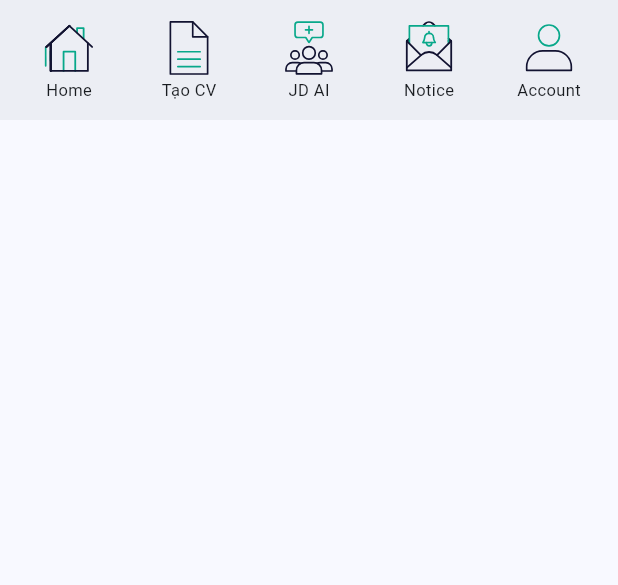
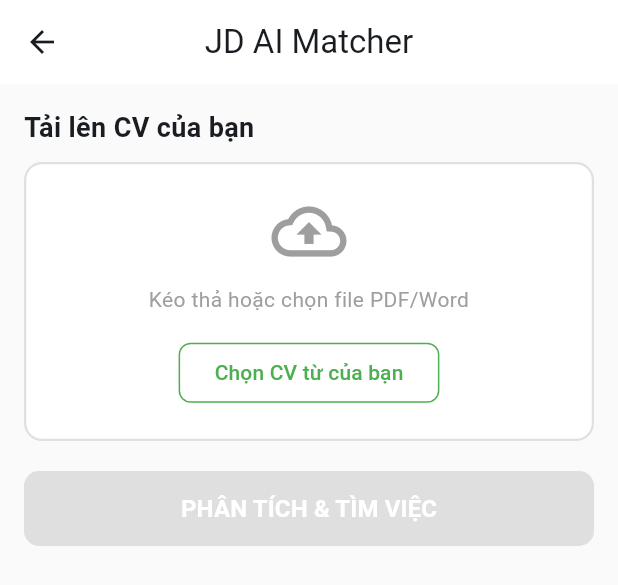
Before and after one commit to HuyVu12/resume_matching_job_detail, a Flutter app: the MyBottomAppBar widget shown alone on an empty page, opened directly, after a tap on "JD AI", on a phone screen of 412 x 824 dp. Shown: the top 585 px of the screen. Run offline on Flutter 3.47's test engine with Material 3 defaults, Android fonts, the phone set to English and light mode, and no system bars; drawn by our look-alikes of lottie; our stand-ins replace file_picker, firebase_core, flutter_dotenv, supabase_flutter; missing offline and left inert: flutter_pdfview; accounts and stored records are empty; network calls fail.

Commit message:
fe: job detail AI

```diff
--- a/lib/components/bottom_app_bar/my_bottom_app_bar.dart
+++ b/lib/components/bottom_app_bar/my_bottom_app_bar.dart
@@ -1,5 +1,6 @@
 import 'package:flutter/material.dart';
 import 'package:resume_matching_jd/components/bottom_app_bar/my_bottom_app_bar_item.dart';
+import 'package:resume_matching_jd/cores/my_router.dart';
 
 class MyBottomAppBar extends StatelessWidget {
   const MyBottomAppBar({super.key});
@@ -24,7 +25,9 @@ class MyBottomAppBar extends StatelessWidget {
           MyBottomAppBarItem(
             iconPath: "assets/lotties/demand_icon.json",
             label: "JD AI",
-            onTap: () {},
+            onTap: () {
+              MyRouter().navigateToJobDetailAiView(context);
+            },
           ),
           MyBottomAppBarItem(
             iconPath: "assets/lotties/notification_icon.json",
--- a/lib/cores/my_router.dart
+++ b/lib/cores/my_router.dart
@@ -6,6 +6,7 @@ import 'package:resume_matching_jd/views/auth/login_view.dart';
 import 'package:resume_matching_jd/views/auth/register_view.dart';
 import 'package:resume_matching_jd/views/company_detail_view.dart';
 import 'package:resume_matching_jd/views/homepage/homepage_view.dart';
+import 'package:resume_matching_jd/views/job_detail_ai_view.dart';
 import 'package:resume_matching_jd/views/list_company_view.dart';
 import 'package:resume_matching_jd/views/list_job_view.dart';
 
@@ -53,4 +54,11 @@ class MyRouter {
       MaterialPageRoute(builder: (context) => LoginView()),
     );
   }
+
+  void navigateToJobDetailAiView(BuildContext context) {
+    Navigator.push(
+      context,
+      MaterialPageRoute(builder: (context) => JobDetailAiView()),
+    );
+  }
 }
--- a/lib/main.dart
+++ b/lib/main.dart
@@ -2,11 +2,12 @@ import 'package:flutter/material.dart';
 import 'package:flutter_dotenv/flutter_dotenv.dart';
 import 'package:provider/provider.dart';
 import 'package:resume_matching_jd/models/job.dart';
+import 'package:resume_matching_jd/view_models/JDAI_view_model.dart';
 import 'package:resume_matching_jd/view_models/home_view_model.dart';
 import 'package:resume_matching_jd/view_models/job_detail_view_model.dart';
 import 'package:resume_matching_jd/view_models/list_job_view_model.dart';
 import 'package:resume_matching_jd/view_models/save_view_model.dart';
-import 'package:resume_matching_jd/view_models/welcome/welcome_view_model.dart';
+import 'package:resume_matching_jd/view_models/welcome_view_model.dart';
 import 'package:resume_matching_jd/views/job_detail_view.dart';
 import 'package:resume_matching_jd/views/welcome/welcome_view.dart';
 import 'package:supabase_flutter/supabase_flutter.dart';
@@ -26,6 +27,8 @@ void main() async {
         ChangeNotifierProvider(create: (context) => HomeViewModel()),
         ChangeNotifierProvider(create: (context) => JobDetailViewModel()),
         ChangeNotifierProvider(create: (context) => ListJobViewModel()),
+        ChangeNotifierProvider(create: (context) => JobDetailViewModel()),
+        ChangeNotifierProvider(create: (context) => JDAIViewModel()),
         ChangeNotifierProvider(
           create: (context) => SaveViewModel(),
           lazy: false,
--- /dev/null
+++ b/lib/view_models/JDAI_view_model.dart
@@ -0,0 +1,52 @@
+import 'package:flutter/material.dart';
+import 'package:file_picker/file_picker.dart';
+import 'package:resume_matching_jd/models/job_model.dart';
+
+class JDAIViewModel extends ChangeNotifier {
+  PlatformFile? _pickedFile;
+  bool _isAnalyzing = false;
+  List<JobModel> _matchedJobs = [];
+
+  // Getters
+  PlatformFile? get pickedFile => _pickedFile;
+  bool get isAnalyzing => _isAnalyzing;
+  List<JobModel> get matchedJobs => _matchedJobs;
+  String? get fileName => _pickedFile?.name;
+
+  Future<void> pickCV() async {
+    try {
+      FilePickerResult? result = await FilePicker.platform.pickFiles(
+        type: FileType.custom,
+        allowedExtensions: ['pdf', 'doc', 'docx'],
+      );
+
+      if (result != null) {
+        _pickedFile = result.files.first;
+        _matchedJobs = [];
+        notifyListeners();
+      } else {}
+    } catch (e) {
+      print("Lỗi chọn file: $e");
+    }
+  }
+
+  void removeFile() {
+    _pickedFile = null;
+    _matchedJobs = [];
+    notifyListeners();
+  }
+
+  Future<void> analyzeCV() async {
+    if (_pickedFile == null) return;
+
+    _isAnalyzing = true;
+    notifyListeners();
+
+    await Future.delayed(const Duration(seconds: 2));
+
+    _matchedJobs = [];
+
+    _isAnalyzing = false;
+    notifyListeners();
+  }
+}
--- a/lib/views/company_detail_view.dart
+++ b/lib/views/company_detail_view.dart
@@ -3,7 +3,6 @@ import 'package:resume_matching_jd/models/company_model.dart';
 import 'package:url_launcher/url_launcher.dart';
 import 'package:flutter/material.dart';
 import 'package:provider/provider.dart';
-import 'package:resume_matching_jd/models/job_model.dart';
 import 'package:resume_matching_jd/view_models/job_detail_view_model.dart';
 import 'package:resume_matching_jd/view_models/save_view_model.dart';
 
--- /dev/null
+++ b/lib/views/job_detail_ai_view.dart
@@ -0,0 +1,215 @@
+import 'package:flutter/material.dart';
+import 'package:flutter_pdfview/flutter_pdfview.dart';
+import 'package:provider/provider.dart';
+import 'package:resume_matching_jd/view_models/JDAI_view_model.dart';
+import 'package:resume_matching_jd/view_models/save_view_model.dart';
+
+class JobDetailAiView extends StatelessWidget {
+  const JobDetailAiView({super.key});
+
+  final Color primaryGreen = const Color(0xFF4CAF50);
+
+  @override
+  Widget build(BuildContext context) {
+    final vm = Provider.of<JDAIViewModel>(context);
+    final svm = Provider.of<SaveViewModel>(context);
+
+    return Scaffold(
+      backgroundColor: Colors.grey[50],
+      appBar: AppBar(
+        title: const Text("JD AI Matcher"),
+        backgroundColor: Colors.white,
+        centerTitle: true,
+      ),
+      body: SingleChildScrollView(
+        padding: const EdgeInsets.all(16.0),
+        child: Column(
+          crossAxisAlignment: CrossAxisAlignment.start,
+          children: [
+            const Text(
+              "Tải lên CV của bạn",
+              style: TextStyle(fontSize: 18, fontWeight: FontWeight.bold),
+            ),
+            const SizedBox(height: 10),
+
+            _buildUploadArea(context, vm),
+
+            const SizedBox(height: 20),
+            if (vm.pickedFile != null && vm.pickedFile!.extension == 'pdf')
+              _buildPdfPreview(vm.pickedFile!.path!),
+
+            SizedBox(
+              width: double.infinity,
+              height: 50,
+              child: ElevatedButton(
+                // Logic: Chỉ cho bấm khi đã chọn file và không đang loading
+                onPressed: (vm.pickedFile != null && !vm.isAnalyzing)
+                    ? () => vm.analyzeCV()
+                    : null,
+                style: ElevatedButton.styleFrom(
+                  backgroundColor: primaryGreen,
+                  shape: RoundedRectangleBorder(
+                    borderRadius: BorderRadius.circular(10),
+                  ),
+                ),
+                child: vm.isAnalyzing
+                    ? const SizedBox(
+                        height: 24,
+                        width: 24,
+                        child: CircularProgressIndicator(
+                          color: Colors.white,
+                          strokeWidth: 2,
+                        ),
+                      )
+                    : const Text(
+                        "PHÂN TÍCH & TÌM VIỆC",
+                        style: TextStyle(
+                          fontSize: 16,
+                          fontWeight: FontWeight.bold,
+                          color: Colors.white,
+                        ),
+                      ),
+              ),
+            ),
+
+            const SizedBox(height: 30),
+
+            if (vm.matchedJobs.isNotEmpty) ...[
+              Row(
+                mainAxisAlignment: MainAxisAlignment.spaceBetween,
+                children: [
+                  const Text(
+                    "Công việc phù hợp nhất",
+                    style: TextStyle(fontSize: 18, fontWeight: FontWeight.bold),
+                  ),
+                  Text(
+                    "Đã tìm thấy ${vm.matchedJobs.length} việc",
+                    style: TextStyle(
+                      color: primaryGreen,
+                      fontWeight: FontWeight.w600,
+                    ),
+                  ),
+                ],
+              ),
+              const SizedBox(height: 10),
+            ],
+          ],
+        ),
+      ),
+    );
+  }
+
+  Widget _buildPdfPreview(String filePath) {
+    return Column(
+      crossAxisAlignment: CrossAxisAlignment.start,
+      children: [
+        const Text(
+          "Xem trước nội dung:",
+          style: TextStyle(fontWeight: FontWeight.bold, fontSize: 14),
+        ),
+        const SizedBox(height: 8),
+        Container(
+          height: 400,
+          width: double.infinity,
+          decoration: BoxDecoration(
+            border: Border.all(color: Colors.grey.shade300),
+            borderRadius: BorderRadius.circular(12),
+          ),
+          child: ClipRRect(
+            borderRadius: BorderRadius.circular(12),
+            child: PDFView(
+              filePath: filePath,
+              enableSwipe: true,
+              swipeHorizontal: true,
+              autoSpacing: true,
+              pageFling: false,
+              onError: (error) {
+                print(error.toString());
+              },
+              onPageError: (page, error) {
+                print('$page: ${error.toString()}');
+              },
+            ),
+          ),
+        ),
+
+        const SizedBox(height: 15),
+      ],
+    );
+  }
+
+  Widget _buildUploadArea(BuildContext context, JDAIViewModel vm) {
+    bool hasFile = vm.pickedFile != null;
+
+    return Container(
+      width: double.infinity,
+      padding: const EdgeInsets.all(20),
+      decoration: BoxDecoration(
+        color: Colors.white,
+        borderRadius: BorderRadius.circular(12),
+        border: Border.all(
+          color: hasFile ? primaryGreen : Colors.grey.shade300,
+          width: 1.5,
+        ),
+      ),
+      child: Column(
+        children: [
+          Icon(
+            hasFile ? Icons.file_present_rounded : Icons.cloud_upload_outlined,
+            size: 50,
+            color: hasFile ? primaryGreen : Colors.grey,
+          ),
+          const SizedBox(height: 10),
+
+          Text(
+            hasFile ? vm.fileName! : "Kéo thả hoặc chọn file PDF/Word",
+            textAlign: TextAlign.center,
+            style: TextStyle(
+              color: hasFile ? Colors.black : Colors.grey,
+              fontWeight: hasFile ? FontWeight.bold : FontWeight.normal,
+              fontSize: hasFile ? 16 : 14,
+            ),
+          ),
+
+          const SizedBox(height: 15),
+
+          if (!hasFile)
+            OutlinedButton(
+              onPressed: () => vm.pickCV(), // Gọi hàm từ VM
+              style: OutlinedButton.styleFrom(
+                side: BorderSide(color: primaryGreen),
+                shape: RoundedRectangleBorder(
+                  borderRadius: BorderRadius.circular(8),
+                ),
+              ),
+              child: Text(
+                "Chọn CV từ của bạn",
+                style: TextStyle(color: primaryGreen),
+              ),
+            ),
+
+          if (hasFile)
+            Row(
+              mainAxisAlignment: MainAxisAlignment.center,
+              children: [
+                // TextButton.icon(
+                //   onPressed: () => vm.pickCV(), // Chọn lại file khác
+                //   icon: const Icon(Icons.refresh, size: 16, color: Colors.blue),
+                //   label: const Text(
+                //     "Đổi file",
+                //     style: TextStyle(color: Colors.blue),
+                //   ),
+                // ),
+                // const SizedBox(width: 10),
+                TextButton.icon(
+                  onPressed: () => vm.removeFile(), // Xóa file
+                  icon: const Icon(Icons.close, size: 16, color: Colors.red),
+                  label: const Text("Xóa", style: TextStyle(color: Colors.red)),
+                ),
+              ],
+            ),
+        ],
+      ),
+    );
+  }
+}
--- a/lib/views/welcome/welcome_view.dart
+++ b/lib/views/welcome/welcome_view.dart
@@ -1,7 +1,7 @@
 import 'package:flutter/material.dart';
 import 'package:provider/provider.dart';
 import 'package:resume_matching_jd/cores/my_router.dart';
-import 'package:resume_matching_jd/view_models/welcome/welcome_view_model.dart';
+import 'package:resume_matching_jd/view_models/welcome_view_model.dart';
 import 'package:resume_matching_jd/views/welcome/components/welcome_page_component.dart';
 
 class WelcomeView extends StatelessWidget {
--- a/pubspec.yaml
+++ b/pubspec.yaml
@@ -7,10 +7,12 @@ environment:
   sdk: ^3.10.1
 
 dependencies:
+  file_picker: ^10.3.8
   firebase_core: ^4.2.1
   flutter:
     sdk: flutter
   flutter_dotenv: ^6.0.0
+  flutter_pdfview: ^1.4.3
   lottie: ^3.3.2
   provider: ^6.1.5+1
   supabase_flutter: ^2.12.0
```
Also changed, not shown: lib/view_models/welcome_view_model.dart (renamed from lib/view_models/welcome/welcome_view_model.dart), lib/views/login.dart (deleted), pubspec.lock, 1 other file.
